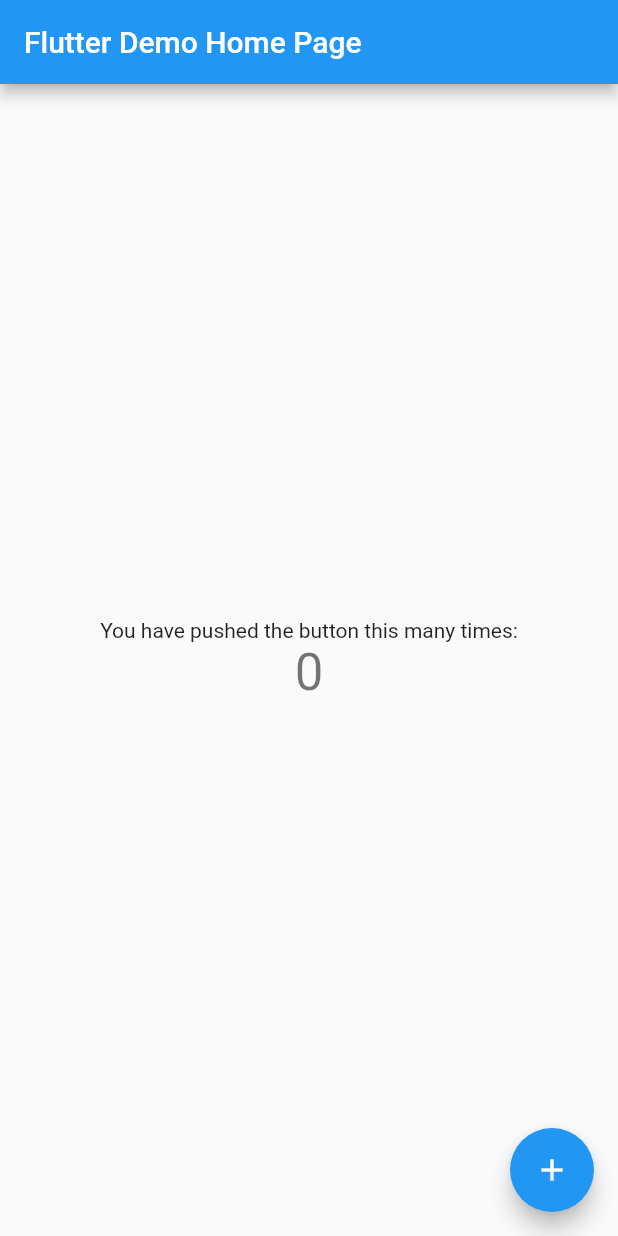
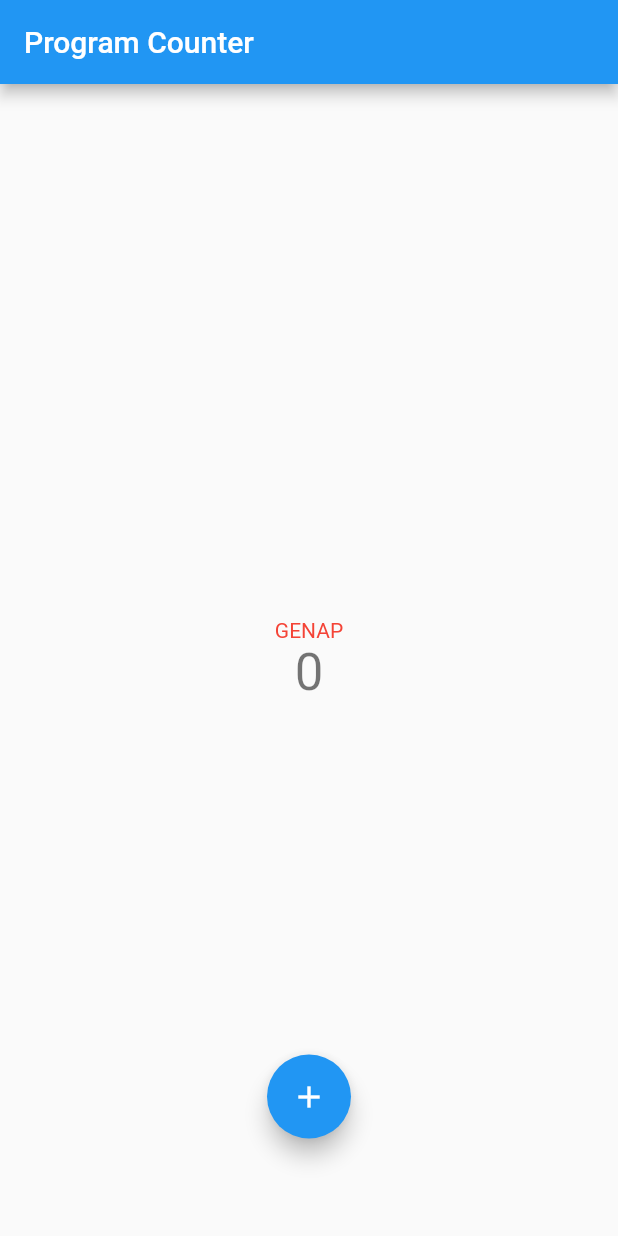
Before and after one commit to shafanjw/pbp-flutter-lab, a Flutter app: the screen it shows after launch, on a phone screen of 412 x 824 dp. Run offline on Flutter 3.47's test engine with Material 2 defaults, Android fonts, the phone set to English and light mode, and no system bars.

Commit message:
Completing counter-7

```diff
--- a/counter_7/lib/main.dart
+++ b/counter_7/lib/main.dart
@@ -7,40 +7,20 @@ void main() {
 class MyApp extends StatelessWidget {
   const MyApp({super.key});
 
-  // This widget is the root of your application.
   @override
   Widget build(BuildContext context) {
     return MaterialApp(
       title: 'Flutter Demo',
       theme: ThemeData(
-        // This is the theme of your application.
-        //
-        // Try running your application with "flutter run". You'll see the
-        // application has a blue toolbar. Then, without quitting the app, try
-        // changing the primarySwatch below to Colors.green and then invoke
-        // "hot reload" (press "r" in the console where you ran "flutter run",
-        // or simply save your changes to "hot reload" in a Flutter IDE).
-        // Notice that the counter didn't reset back to zero; the application
-        // is not restarted.
         primarySwatch: Colors.blue,
       ),
-      home: const MyHomePage(title: 'Flutter Demo Home Page'),
+      home: const MyHomePage(title: 'Program Counter'),
     );
   }
 }
 
 class MyHomePage extends StatefulWidget {
   const MyHomePage({super.key, required this.title});
-
-  // This widget is the home page of your application. It is stateful, meaning
-  // that it has a State object (defined below) that contains fields that affect
-  // how it looks.
-
-  // This class is the configuration for the state. It holds the values (in this
-  // case the title) provided by the parent (in this case the App widget) and
-  // used by the build method of the State. Fields in a Widget subclass are
-  // always marked "final".
-
   final String title;
 
   @override
@@ -52,52 +32,41 @@ class _MyHomePageState extends State<MyHomePage> {
 
   void _incrementCounter() {
     setState(() {
-      // This call to setState tells the Flutter framework that something has
-      // changed in this State, which causes it to rerun the build method below
-      // so that the display can reflect the updated values. If we changed
-      // _counter without calling setState(), then the build method would not be
-      // called again, and so nothing would appear to happen.
       _counter++;
+    });
+  }
+
+  void _decrementCounter() {
+    setState(() {
+
+      if ((_counter + (-1))== -1) {
+        _counter= 0;
+      } else {
+        _counter--;
+      }
     });
   }
 
   @override
   Widget build(BuildContext context) {
-    // This method is rerun every time setState is called, for instance as done
-    // by the _incrementCounter method above.
-    //
-    // The Flutter framework has been optimized to make rerunning build methods
-    // fast, so that you can just rebuild anything that needs updating rather
-    // than having to individually change instances of widgets.
     return Scaffold(
       appBar: AppBar(
-        // Here we take the value from the MyHomePage object that was created by
-        // the App.build method, and use it to set our appbar title.
         title: Text(widget.title),
       ),
       body: Center(
-        // Center is a layout widget. It takes a single child and positions it
-        // in the middle of the parent.
         child: Column(
-          // Column is also a layout widget. It takes a list of children and
-          // arranges them vertically. By default, it sizes itself to fit its
-          // children horizontally, and tries to be as tall as its parent.
-          //
-          // Invoke "debug painting" (press "p" in the console, choose the
-          // "Toggle Debug Paint" action from the Flutter Inspector in Android
-          // Studio, or the "Toggle Debug Paint" command in Visual Studio Code)
-          // to see the wireframe for each widget.
-          //
-          // Column has various properties to control how it sizes itself and
-          // how it positions its children. Here we use mainAxisAlignment to
-          // center the children vertically; the main axis here is the vertical
-          // axis because Columns are vertical (the cross axis would be
-          // horizontal).
           mainAxisAlignment: MainAxisAlignment.center,
           children: <Widget>[
-            const Text(
-              'You have pushed the button this many times:',
-            ),
+            if (_counter%2 == 0)
+              const Text(
+                'GENAP',
+                style: TextStyle(color: Colors.red,),
+              )
+            else if (_counter%2==1)
+                const Text(
+                  'GANJIL',
+                  style: TextStyle(color: Colors.blue,),
+              ),
             Text(
               '$_counter',
               style: Theme.of(context).textTheme.headline4,
@@ -105,11 +74,35 @@ class _MyHomePageState extends State<MyHomePage> {
           ],
         ),
       ),
-      floatingActionButton: FloatingActionButton(
-        onPressed: _incrementCounter,
-        tooltip: 'Increment',
-        child: const Icon(Icons.add),
-      ), // This trailing comma makes auto-formatting nicer for build methods.
+
+      floatingActionButton: Padding(
+        // Buat button decrement dan increment
+        padding: const EdgeInsets.only(left: 32),
+        child: Row(
+          mainAxisAlignment: MainAxisAlignment.center,
+          children: [
+            // Check apakah counter sudah ada nilainya atau belum
+            if (_counter >=1)
+              Padding(
+                padding: const EdgeInsets.all (49.0),
+                child: FloatingActionButton(
+                  onPressed: _decrementCounter,
+                  tooltip: 'Decrement',
+                  child: const Icon(Icons.remove),
+                ),
+              ),
+
+              Padding(
+                padding: const EdgeInsets.all(49.0),
+                child: FloatingActionButton(
+                  onPressed: _incrementCounter,
+                  tooltip: 'Increment',
+                  child: const Icon(Icons.add),
+              ),
+            ),
+          ],
+        ),
+      ),
     );
   }
 }
```
